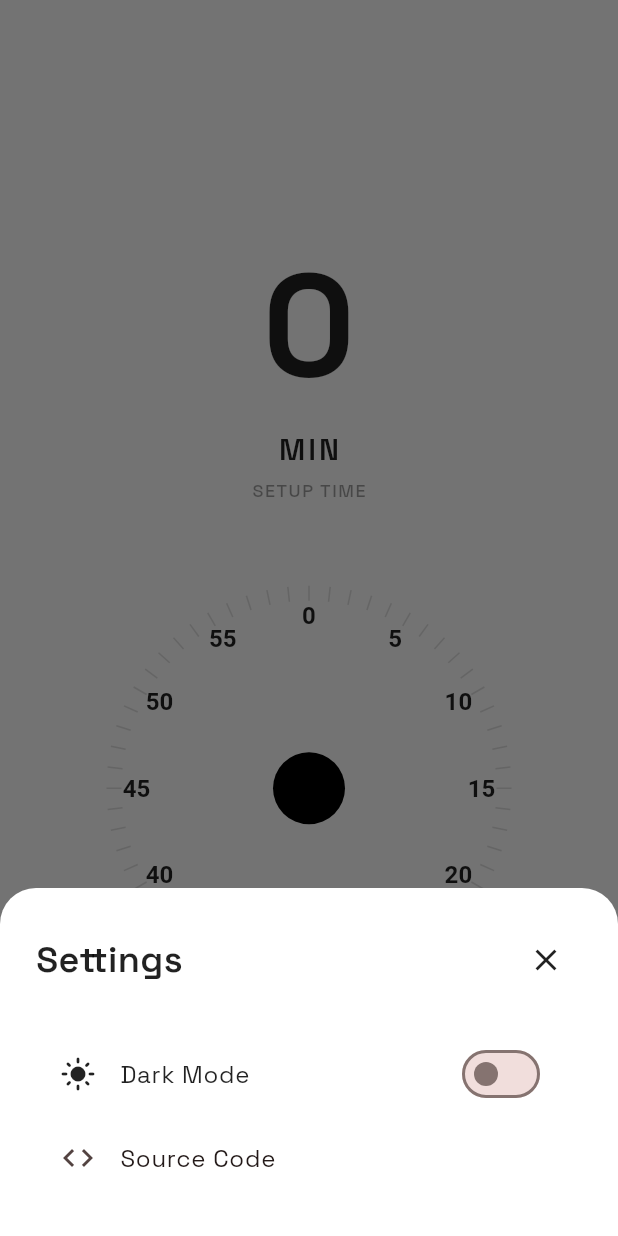
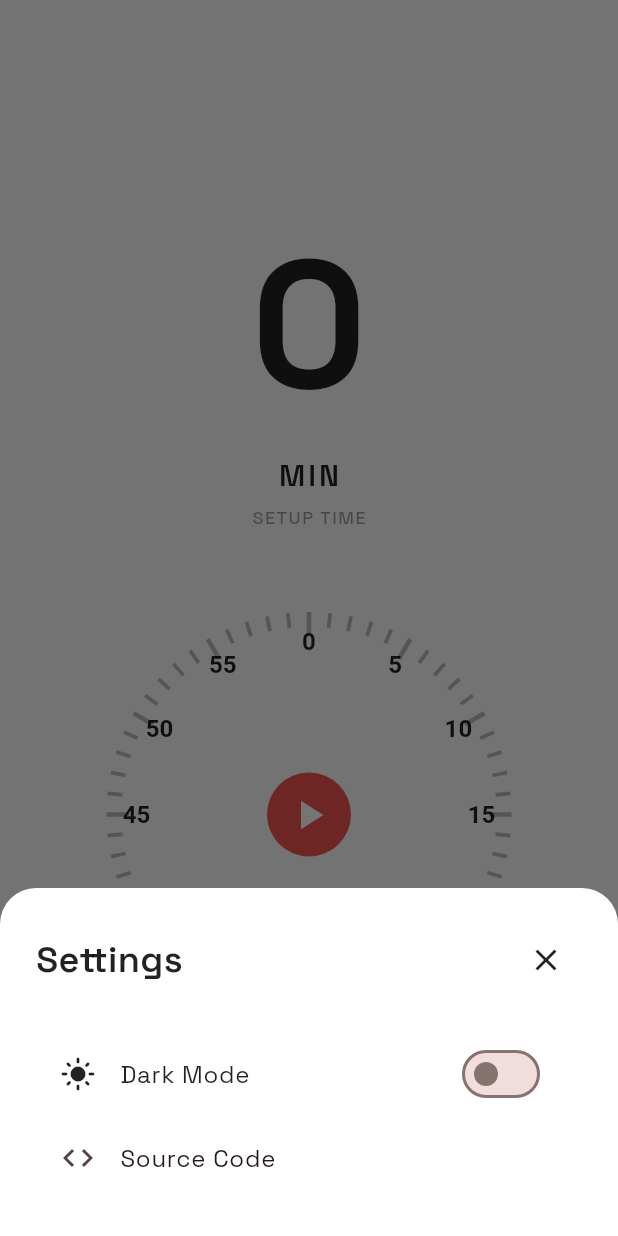
Before and after one commit to Dukeazeta/timerkoko, a Flutter app: the screen it shows after launch, after a tap on an icon or button, on a phone screen of 412 x 824 dp. Run offline on Flutter 3.47's test engine with Material 3 defaults, Android fonts, the phone set to English and light mode, and no system bars; our stand-ins replace get, google_fonts.

Commit message:
modified:   timerkoko/lib/main.dart

```diff
--- a/timerkoko/lib/main.dart
+++ b/timerkoko/lib/main.dart
@@ -8,6 +8,15 @@ import 'dart:math' as math;
 import 'package:url_launcher/url_launcher.dart';
 import 'screens/timer_screen.dart';
 
+class ThemeController extends GetxController {
+  var isDarkMode = false.obs;
+
+  void toggleTheme() {
+    isDarkMode.value = !isDarkMode.value;
+    Get.changeThemeMode(isDarkMode.value ? ThemeMode.dark : ThemeMode.light);
+  }
+}
+
 void main() {
   WidgetsFlutterBinding.ensureInitialized();
   SystemChrome.setPreferredOrientations([DeviceOrientation.portraitUp]);
@@ -17,6 +26,7 @@ void main() {
       statusBarIconBrightness: Brightness.dark,
     ),
   );
+  Get.put(ThemeController());
   runApp(const MyApp());
 }
 
@@ -28,20 +38,20 @@ class MyApp extends StatelessWidget {
     return GetMaterialApp(
       debugShowCheckedModeBanner: false,
       theme: ThemeData(
-        textTheme: GoogleFonts.spaceGroteskTextTheme(),
+        textTheme: GoogleFonts.spaceGroteskTextTheme(ThemeData.light().textTheme),
         colorScheme: ColorScheme.fromSeed(
           seedColor: Colors.red,
           brightness: Brightness.light,
         ),
       ),
       darkTheme: ThemeData(
-        textTheme: GoogleFonts.spaceGroteskTextTheme(),
+        textTheme: GoogleFonts.spaceGroteskTextTheme(ThemeData.dark().textTheme),
         colorScheme: ColorScheme.fromSeed(
           seedColor: Colors.red,
           brightness: Brightness.dark,
         ),
       ),
-      themeMode: ThemeMode.system,
+      themeMode: Get.find<ThemeController>().isDarkMode.value ? ThemeMode.dark : ThemeMode.light,
       home: const TimerScreen(),
     );
   }
@@ -57,7 +67,7 @@ class TimerScreen extends StatefulWidget {
 class _TimerScreenState extends State<TimerScreen>
     with SingleTickerProviderStateMixin {
   late AnimationController _spinAnimationController;
-  bool isDarkMode = false;
+  final ThemeController _themeController = Get.put(ThemeController());
 
   @override
   void initState() {
@@ -75,7 +85,7 @@ class _TimerScreenState extends State<TimerScreen>
       builder: (context) => Container(
         padding: const EdgeInsets.all(24),
         decoration: BoxDecoration(
-          color: isDarkMode ? Colors.grey[900] : Colors.white,
+          color: _themeController.isDarkMode.value ? Colors.grey[900] : Colors.white,
           borderRadius: const BorderRadius.vertical(top: Radius.circular(24)),
         ),
         child: Column(
@@ -89,13 +99,13 @@ class _TimerScreenState extends State<TimerScreen>
                   style: GoogleFonts.spaceGrotesk(
                     fontSize: 24,
                     fontWeight: FontWeight.w600,
-                    color: isDarkMode ? Colors.white : Colors.black87,
+                    color: _themeController.isDarkMode.value ? Colors.white : Colors.black87,
                   ),
                 ),
                 IconButton(
                   icon: Icon(
                     Icons.close,
-                    color: isDarkMode ? Colors.white : Colors.black87,
+                    color: _themeController.isDarkMode.value ? Colors.white : Colors.black87,
                   ),
                   onPressed: () => Navigator.pop(context),
                 ),
@@ -104,22 +114,19 @@ class _TimerScreenState extends State<TimerScreen>
             const SizedBox(height: 24),
             ListTile(
               leading: Icon(
-                isDarkMode ? Icons.dark_mode : Icons.light_mode,
-                color: isDarkMode ? Colors.white : Colors.black87,
+                _themeController.isDarkMode.value ? Icons.dark_mode : Icons.light_mode,
+                color: _themeController.isDarkMode.value ? Colors.white : Colors.black87,
               ),
               title: Text(
                 'Dark Mode',
                 style: GoogleFonts.spaceGrotesk(
-                  color: isDarkMode ? Colors.white : Colors.black87,
+                  color: _themeController.isDarkMode.value ? Colors.white : Colors.black87,
                 ),
               ),
               trailing: Switch(
-                value: isDarkMode,
+                value: _themeController.isDarkMode.value,
                 onChanged: (value) {
-                  setState(() {
-                    isDarkMode = value;
-                  });
-                  Navigator.pop(context);
+                  _themeController.toggleTheme();
                 },
               ),
             ),
@@ -142,9 +149,8 @@ class _TimerScreenState extends State<TimerScreen>
 
   @override
   Widget build(BuildContext context) {
-    isDarkMode = Theme.of(context).brightness == Brightness.dark;
     return Scaffold(
-      backgroundColor: isDarkMode ? Colors.grey[900] : Colors.grey[50],
+      backgroundColor: _themeController.isDarkMode.value ? Colors.grey[900] : Colors.grey[50],
       body: GetBuilder<TimerController>(
         init: TimerController(spinAnimationController: _spinAnimationController),
         builder: (controller) {
@@ -160,9 +166,9 @@ class _TimerScreenState extends State<TimerScreen>
                         Text(
                           '${controller.selectedMinutes}',
                           style: GoogleFonts.spaceGrotesk(
-                            fontSize: 96,
-                            fontWeight: FontWeight.w700,
-                            color: isDarkMode ? Colors.white : Colors.black87,
+                            fontSize: 120,
+                            fontWeight: FontWeight.w800,
+                            color: _themeController.isDarkMode.value ? Colors.white : Colors.black87,
                           ),
                         ),
                         Text(
@@ -171,7 +177,7 @@ class _TimerScreenState extends State<TimerScreen>
                             fontSize: 20,
                             fontWeight: FontWeight.w600,
                             letterSpacing: 2,
-                            color: isDarkMode ? Colors.white : Colors.black87,
+                            color: _themeController.isDarkMode.value ? Colors.white : Colors.black87,
                           ),
                         ),
                       ],
@@ -184,7 +190,7 @@ class _TimerScreenState extends State<TimerScreen>
                       fontSize: 12,
                       fontWeight: FontWeight.w500,
                       letterSpacing: 1,
-                      color: isDarkMode ? Colors.white54 : Colors.black38,
+                      color: _themeController.isDarkMode.value ? Colors.white54 : Colors.black38,
                     ),
                   ),
                   const SizedBox(height: 40),
@@ -201,7 +207,7 @@ class _TimerScreenState extends State<TimerScreen>
                             isSettingTime: controller.isSettingTime,
                             spinAnimation: _spinAnimationController,
                             setupRotation: controller.setupRotation,
-                            isDarkMode: isDarkMode,
+                            isDarkMode: _themeController.isDarkMode.value,
                           ),
                           size: const Size(300, 300),
                         ),
@@ -223,12 +229,12 @@ class _TimerScreenState extends State<TimerScreen>
                                 ? Icons.pause
                                 : Icons.play_arrow,
                             size: 32,
-                            color: isDarkMode ? Colors.white : Colors.black,
+                            color: _themeController.isDarkMode.value ? Colors.white : Colors.white,
                           ),
                           style: IconButton.styleFrom(
-                            backgroundColor: isDarkMode ? Colors.grey[800] : Colors.black,
+                            backgroundColor: _themeController.isDarkMode.value ? Colors.grey[800] : Colors.red[400],
                             padding: EdgeInsets.zero,
-                            minimumSize: const Size(48, 48),
+                            minimumSize: const Size(56, 56),
                           ),
                           onPressed: controller.toggleTimer,
                         ),
@@ -279,12 +285,12 @@ class CustomTimerPainter extends CustomPainter {
     final minuteMarkPaint = Paint()
       ..color = isDarkMode ? Colors.white12 : Colors.black12
       ..style = PaintingStyle.stroke
-      ..strokeWidth = 1;
+      ..strokeWidth = 2.5;
 
     for (var i = 0; i < 60; i++) {
       final angle = i * (2 * math.pi / 60) - math.pi / 2;
       final outerRadius = radius - 15;
-      final innerRadius = radius - 25;
+      final innerRadius = i % 5 == 0 ? radius - 30 : radius - 25;
 
       final startX = center.dx + innerRadius * math.cos(angle);
       final startY = center.dy + innerRadius * math.sin(angle);
@@ -293,8 +299,10 @@ class CustomTimerPainter extends CustomPainter {
 
       final isOverProgress = (isSettingTime || isRunning) &&
           _isOverProgress(angle, progress);
-      minuteMarkPaint.color = isOverProgress ? Colors.white54 :
-          (isDarkMode ? Colors.white12 : Colors.black12);
+      minuteMarkPaint.color = isOverProgress ?
+          (isDarkMode ? Colors.white : Colors.black87) :
+          (isDarkMode ? Colors.white24 : Colors.black26);
+      minuteMarkPaint.strokeWidth = i % 5 == 0 ? 3.0 : 2.5;
 
       canvas.drawLine(
         Offset(startX, startY),
```
